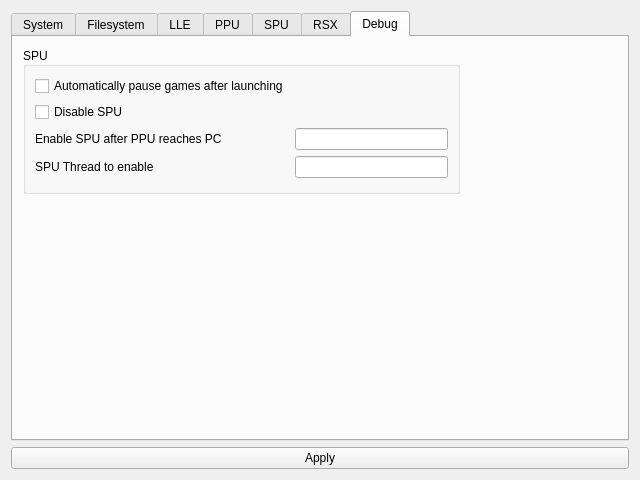
wheremyfoodat/ChonkyStation3, file ChonkyStation3/Frontend/UI/settings.ui: the form before one commit.
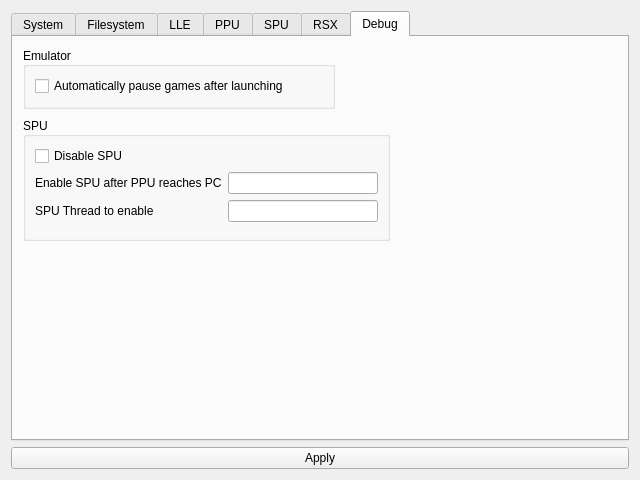
The form after the commit.

Commit message: Frontend: UI changes, OS: Add a define to track reads from unwritten addresses

Diff of the .ui file:
```diff
--- a/ChonkyStation3/Frontend/UI/settings.ui
+++ b/ChonkyStation3/Frontend/UI/settings.ui
@@ -460,9 +460,9 @@
        <property name="geometry">
         <rect>
          <x>10</x>
-         <y>10</y>
-         <width>437</width>
-         <height>147</height>
+         <y>80</y>
+         <width>367</width>
+         <height>124</height>
         </rect>
        </property>
        <property name="title">
@@ -478,7 +478,7 @@
         <bool>false</bool>
        </property>
        <layout class="QFormLayout" name="formLayout_3">
-        <item row="1" column="0">
+        <item row="0" column="0">
          <widget class="QCheckBox" name="disableSPU">
           <property name="toolTip">
            <string>&lt;html&gt;&lt;head/&gt;&lt;body&gt;&lt;p&gt;Enable partial LLE emulation of some liblv2 functions, instead of fully HLEing it.&lt;/p&gt;&lt;p&gt;Recommended.&lt;/p&gt;&lt;/body&gt;&lt;/html&gt;</string>
@@ -491,7 +491,7 @@
           </property>
          </widget>
         </item>
-        <item row="2" column="0">
+        <item row="1" column="0">
          <widget class="QLabel" name="label_3">
           <property name="toolTip">
            <string>&lt;html&gt;&lt;head/&gt;&lt;body&gt;&lt;p&gt;Conditionally enables the SPU after the PPU hits the given address.&lt;/p&gt;&lt;p&gt;Enter the address in the form of a 32bit hexadecimal number (i.e. &amp;quot;0x12345678&amp;quot;).&lt;/p&gt;&lt;p&gt;Leave blank to disable.&lt;/p&gt;&lt;/body&gt;&lt;/html&gt;</string>
@@ -501,10 +501,10 @@
           </property>
          </widget>
         </item>
-        <item row="2" column="1">
+        <item row="1" column="1">
          <widget class="QLineEdit" name="enableSPUAfterPC"/>
         </item>
-        <item row="3" column="0">
+        <item row="2" column="0">
          <widget class="QLabel" name="label_4">
           <property name="toolTip">
            <string>&lt;html&gt;&lt;head/&gt;&lt;body&gt;&lt;p&gt;Name of the SPU Thread to enable when the condition explained in the setting above is met.&lt;/p&gt;&lt;/body&gt;&lt;/html&gt;</string>
@@ -514,9 +514,33 @@
           </property>
          </widget>
         </item>
-        <item row="3" column="1">
+        <item row="2" column="1">
          <widget class="QLineEdit" name="spuThreadToEnable"/>
         </item>
+       </layout>
+      </widget>
+      <widget class="QGroupBox" name="emulatorDebugGroup">
+       <property name="geometry">
+        <rect>
+         <x>10</x>
+         <y>10</y>
+         <width>312</width>
+         <height>62</height>
+        </rect>
+       </property>
+       <property name="title">
+        <string>Emulator</string>
+       </property>
+       <property name="alignment">
+        <set>Qt::AlignmentFlag::AlignLeading|Qt::AlignmentFlag::AlignLeft|Qt::AlignmentFlag::AlignVCenter</set>
+       </property>
+       <property name="flat">
+        <bool>false</bool>
+       </property>
+       <property name="checkable">
+        <bool>false</bool>
+       </property>
+       <layout class="QFormLayout" name="formLayout_7">
         <item row="0" column="0">
          <widget class="QCheckBox" name="pauseOnStart">
           <property name="toolTip">
```
The commit also changes 5 other files.
